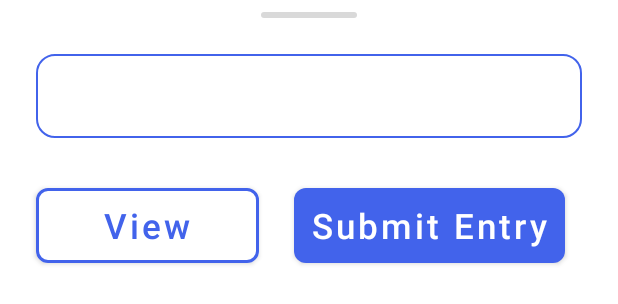
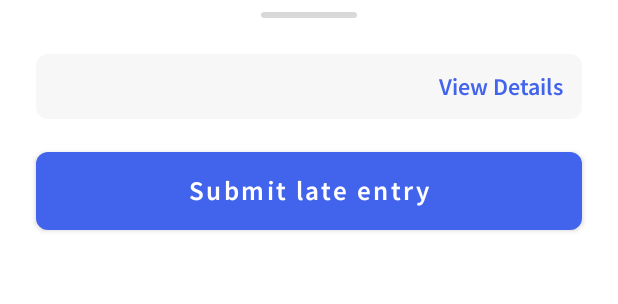
Before and after one commit to its-me-debk007/Late-Entry-Project, an Android app: the layout fragment_view_bottom_sheet_fragment.xml on its own in the app's theme, with its tools: preview values and no code run, on a phone screen of 412 x 824 dp. Shown: the top 304 px of the screen. Run offline under Robolectric (Android 15) with nearby library versions, the phone set to English and light mode, and no system bars.

Commit message:
layout update

```diff
--- a/app/src/main/res/drawable/edit_text_curved_edge.xml
+++ b/app/src/main/res/drawable/text_view_border.xml
@@ -1,8 +1,8 @@
 <?xml version="1.0" encoding="utf-8"?>
 <shape xmlns:android="http://schemas.android.com/apk/res/android">
 
-    <stroke android:color="@color/custom_blue"
-        android:width="1dp"/>
+    <solid android:color="#F7F7F7" />
 
-    <corners android:radius="12dp"/>
+    <corners android:radius="8dp" />
+
 </shape>
--- a/app/src/main/res/layout/fragment_enter_bottom_sheet.xml
+++ b/app/src/main/res/layout/fragment_enter_bottom_sheet.xml
@@ -58,6 +58,7 @@
         android:fontFamily="@font/source_sans_pro_semibold"
         android:paddingHorizontal="24dp"
         android:text="OK"
+        android:enabled="false"
         android:textColor="#6882EF"
         android:textSize="20sp"
         app:backgroundTint="@color/custom_blue"
--- a/app/src/main/res/layout/fragment_view_bottom_sheet_fragment.xml
+++ b/app/src/main/res/layout/fragment_view_bottom_sheet_fragment.xml
@@ -21,50 +21,46 @@
         android:layout_marginStart="24dp"
         android:layout_marginTop="24dp"
         android:layout_marginEnd="24dp"
-        android:background="@drawable/edit_text_curved_edge"
+        android:background="@drawable/text_view_border"
         android:fontFamily="@font/source_sans_pro_semibold"
-        android:padding="16dp"
+        android:paddingVertical="6dp"
+        android:paddingStart="12dp"
         android:textColor="#242E42"
-        android:textSize="18sp"
+        android:textSize="24sp"
         app:layout_constraintEnd_toEndOf="parent"
         app:layout_constraintStart_toStartOf="parent"
         app:layout_constraintTop_toBottomOf="@+id/horizontalBar" />
 
-    <com.google.android.material.button.MaterialButton
-        android:id="@+id/viewButton"
+    <com.google.android.material.textview.MaterialTextView
+        android:id="@+id/viewDetails"
         android:layout_width="wrap_content"
         android:layout_height="wrap_content"
-        android:layout_marginStart="24dp"
-        android:layout_marginTop="27dp"
-        android:paddingHorizontal="45dp"
-        android:paddingVertical="9dp"
-        android:text="View"
+        android:layout_marginEnd="12dp"
+        android:fontFamily="@font/source_sans_pro_semibold"
+        android:text="View Details"
         android:textColor="@color/custom_blue"
-        android:textSize="23sp"
-        app:backgroundTint="@color/white"
-        app:cornerRadius="8dp"
-        app:layout_constraintStart_toStartOf="parent"
-        app:layout_constraintTop_toBottomOf="@+id/studentNoTextView"
-        app:strokeColor="@color/custom_blue"
-        app:strokeWidth="2dp" />
+        android:textSize="16sp"
+        app:layout_constraintBottom_toBottomOf="@+id/studentNoTextView"
+        app:layout_constraintEnd_toEndOf="@+id/studentNoTextView"
+        app:layout_constraintTop_toTopOf="@+id/studentNoTextView" />
 
     <com.google.android.material.button.MaterialButton
-        android:id="@+id/submitEntryButton"
-        android:layout_width="wrap_content"
+        android:id="@+id/submitLateEntryBtn"
+        android:layout_width="match_parent"
         android:layout_height="wrap_content"
-        android:layout_marginStart="12dp"
-        android:layout_marginTop="27dp"
+        android:layout_marginStart="24dp"
+        android:layout_marginTop="16dp"
         android:layout_marginEnd="24dp"
-        android:layout_marginBottom="34dp"
-        android:paddingHorizontal="12dp"
-        android:paddingVertical="9dp"
-        android:text="Submit Entry"
-        android:textSize="23sp"
+        android:layout_marginBottom="24dp"
+        android:paddingVertical="14dp"
+        android:text="Submit late entry"
+        android:textSize="18sp"
+        android:fontFamily="@font/source_sans_pro_semibold"
         app:backgroundTint="@color/custom_blue"
         app:cornerRadius="8dp"
         app:layout_constraintBottom_toBottomOf="parent"
         app:layout_constraintEnd_toEndOf="parent"
-        app:layout_constraintStart_toEndOf="@+id/viewButton"
+        app:layout_constraintStart_toStartOf="parent"
         app:layout_constraintTop_toBottomOf="@+id/studentNoTextView" />
 
 </androidx.constraintlayout.widget.ConstraintLayout>
--- a/app/src/main/res/values/strings.xml
+++ b/app/src/main/res/values/strings.xml
@@ -3,6 +3,6 @@
     <string name="grant">Grant</string>
     <string name="cancel">Cancel</string>
     <string name="grant_permissions">Grant Permissions</string>
-    <string name="we_need_permission">We need camera permission to scan QR codes. Go to App Settings and manage
+    <string name="we_need_permission">We need camera permission to scan Bar codes. Go to App Settings and manage
         permissions</string>
 </resources>
```
Also changed, not shown: app/src/main/java/in/silive/lateentryproject/ui/activities/MainActivity.kt (+17 -15 lines), app/src/main/java/in/silive/lateentryproject/ui/fragments/BarcodeFragment.kt (+49 -40 lines), app/src/main/res/layout/fragment_barcode_scanner.xml (renamed from app/src/main/res/layout/fragment_barcode_sanner.xml, +11 -13 lines).
